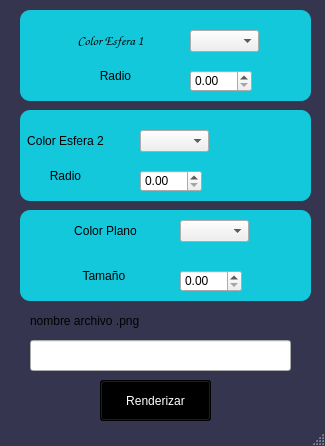
First picture: the form in Interfaz.ui, repository Shad0wCrow/GraficacionEsferas, before the edit.
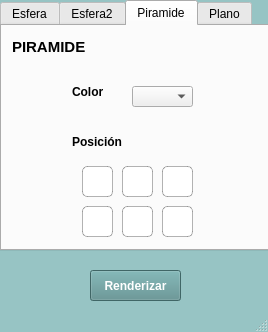
Second picture: the form after the edit. The open tabs and pages were chosen to show the change.

Commit message: Personalizacion de interfaz

```diff
--- a/Interfaz.ui
+++ b/Interfaz.ui
@@ -6,8 +6,8 @@
    <rect>
     <x>0</x>
     <y>0</y>
-    <width>325</width>
-    <height>446</height>
+    <width>268</width>
+    <height>332</height>
    </rect>
   </property>
   <property name="windowTitle">
@@ -15,29 +15,39 @@
   </property>
   <property name="styleSheet">
    <string notr="true">QMainWindow{
-background-color:rgb(53,53,79);
-}</string>
+	background: #97c4c4;
+	margin: 20px auto;
+	padding: 18px 20px;
+	width: 200px;
+	background-clip: padding-box;
+	border-bottom-color: #142647;
+	border-radius: 5px;
+}
+
+</string>
   </property>
   <widget class="QWidget" name="centralwidget">
    <widget class="QPushButton" name="boton_renderizar">
     <property name="geometry">
      <rect>
-      <x>100</x>
-      <y>380</y>
-      <width>111</width>
-      <height>41</height>
+      <x>90</x>
+      <y>270</y>
+      <width>91</width>
+      <height>31</height>
      </rect>
     </property>
+    <property name="font">
+     <font>
+      <weight>75</weight>
+      <bold>true</bold>
+     </font>
+    </property>
     <property name="styleSheet">
      <string notr="true">QPushButton{
-	color:white;
-	background-color:black
+	background:#5a8f8f;
+	color:#fff;
 }
-
-QPushButton:hover{
-	color:black;
-	background-color:white
-}</string>
+</string>
     </property>
     <property name="text">
      <string>Renderizar</string>
@@ -46,303 +56,932 @@
      <number>1</number>
     </property>
    </widget>
-   <widget class="QLabel" name="label">
+   <widget class="QTabWidget" name="tabWidget">
     <property name="geometry">
      <rect>
-      <x>60</x>
-      <y>20</y>
-      <width>101</width>
-      <height>41</height>
+      <x>0</x>
+      <y>0</y>
+      <width>271</width>
+      <height>251</height>
      </rect>
     </property>
-    <property name="font">
-     <font>
-      <family>Comic Sans MS</family>
-      <pointsize>10</pointsize>
-      <weight>75</weight>
-      <bold>true</bold>
-      <underline>false</underline>
-      <strikeout>false</strikeout>
-      <kerning>true</kerning>
-     </font>
+    <property name="sizePolicy">
+     <sizepolicy hsizetype="Expanding" vsizetype="Expanding">
+      <horstretch>5</horstretch>
+      <verstretch>0</verstretch>
+     </sizepolicy>
     </property>
-    <property name="contextMenuPolicy">
-     <enum>Qt::DefaultContextMenu</enum>
+    <property name="maximumSize">
+     <size>
+      <width>16777215</width>
+      <height>16777215</height>
+     </size>
     </property>
     <property name="styleSheet">
-     <string notr="true"/>
+     <string notr="true">QTabWidget::pane &gt; QWidget {
+    background-color: #97c4c4;
+
+}
+
+QTabWidget::pane {
+    background-color: #97c4c4;
+}
+
+</string>
     </property>
-    <property name="text">
-     <string>Color Esfera 1</string>
-    </property>
-    <property name="alignment">
-     <set>Qt::AlignCenter</set>
-    </property>
-    <property name="wordWrap">
-     <bool>false</bool>
-    </property>
-    <property name="margin">
+    <property name="currentIndex">
      <number>0</number>
     </property>
-    <property name="indent">
-     <number>-1</number>
-    </property>
-   </widget>
-   <widget class="QLabel" name="label_2">
-    <property name="geometry">
-     <rect>
-      <x>70</x>
-      <y>60</y>
-      <width>91</width>
-      <height>31</height>
-     </rect>
-    </property>
-    <property name="text">
-     <string>Radio</string>
-    </property>
-    <property name="alignment">
-     <set>Qt::AlignCenter</set>
-    </property>
-   </widget>
-   <widget class="QLabel" name="label_5">
-    <property name="geometry">
-     <rect>
-      <x>20</x>
-      <y>160</y>
-      <width>91</width>
-      <height>31</height>
-     </rect>
-    </property>
-    <property name="text">
-     <string>Radio</string>
-    </property>
-    <property name="alignment">
-     <set>Qt::AlignCenter</set>
-    </property>
-   </widget>
-   <widget class="QLabel" name="label_6">
-    <property name="geometry">
-     <rect>
-      <x>20</x>
-      <y>120</y>
-      <width>91</width>
-      <height>41</height>
-     </rect>
-    </property>
-    <property name="text">
-     <string>Color Esfera 2</string>
-    </property>
-    <property name="alignment">
-     <set>Qt::AlignCenter</set>
-    </property>
-   </widget>
-   <widget class="QLabel" name="label_8">
-    <property name="geometry">
-     <rect>
-      <x>60</x>
-      <y>260</y>
-      <width>91</width>
-      <height>31</height>
-     </rect>
-    </property>
-    <property name="text">
-     <string>Tamaño </string>
-    </property>
-    <property name="alignment">
-     <set>Qt::AlignCenter</set>
-    </property>
-   </widget>
-   <widget class="QLabel" name="label_9">
-    <property name="geometry">
-     <rect>
-      <x>60</x>
-      <y>210</y>
-      <width>91</width>
-      <height>41</height>
-     </rect>
-    </property>
-    <property name="text">
-     <string>Color Plano</string>
-    </property>
-    <property name="alignment">
-     <set>Qt::AlignCenter</set>
-    </property>
-   </widget>
-   <widget class="QComboBox" name="comboBox">
-    <property name="geometry">
-     <rect>
-      <x>190</x>
-      <y>30</y>
-      <width>69</width>
-      <height>22</height>
-     </rect>
-    </property>
-   </widget>
-   <widget class="QComboBox" name="comboBox_2">
-    <property name="geometry">
-     <rect>
-      <x>140</x>
-      <y>130</y>
-      <width>69</width>
-      <height>22</height>
-     </rect>
-    </property>
-   </widget>
-   <widget class="QComboBox" name="comboBox_3">
-    <property name="geometry">
-     <rect>
-      <x>180</x>
-      <y>220</y>
-      <width>69</width>
-      <height>22</height>
-     </rect>
-    </property>
-   </widget>
-   <widget class="QDoubleSpinBox" name="doubleSpinBox">
-    <property name="geometry">
-     <rect>
-      <x>190</x>
-      <y>70</y>
-      <width>62</width>
-      <height>22</height>
-     </rect>
-    </property>
-   </widget>
-   <widget class="QDoubleSpinBox" name="doubleSpinBox_2">
-    <property name="geometry">
-     <rect>
-      <x>140</x>
-      <y>170</y>
-      <width>62</width>
-      <height>22</height>
-     </rect>
-    </property>
-   </widget>
-   <widget class="QDoubleSpinBox" name="doubleSpinBox_3">
-    <property name="geometry">
-     <rect>
-      <x>180</x>
-      <y>270</y>
-      <width>62</width>
-      <height>22</height>
-     </rect>
-    </property>
-   </widget>
-   <widget class="QLabel" name="label_3">
-    <property name="geometry">
-     <rect>
-      <x>20</x>
-      <y>10</y>
-      <width>291</width>
-      <height>91</height>
-     </rect>
-    </property>
-    <property name="font">
-     <font>
-      <family>Niagara Engraved</family>
-     </font>
-    </property>
-    <property name="autoFillBackground">
-     <bool>false</bool>
-    </property>
-    <property name="styleSheet">
-     <string notr="true">QLabel{
-	background-color:rgb(20,200,220);
-	border-radius:10px;
-	color:rgb(0,0,0);
-	padding:5px 5px;
+    <widget class="QWidget" name="tab">
+     <attribute name="title">
+      <string>Esfera</string>
+     </attribute>
+     <widget class="QTextEdit" name="textEdit_7">
+      <property name="geometry">
+       <rect>
+        <x>80</x>
+        <y>190</y>
+        <width>31</width>
+        <height>31</height>
+       </rect>
+      </property>
+      <property name="sizePolicy">
+       <sizepolicy hsizetype="Expanding" vsizetype="Expanding">
+        <horstretch>0</horstretch>
+        <verstretch>0</verstretch>
+       </sizepolicy>
+      </property>
+      <property name="maximumSize">
+       <size>
+        <width>16777215</width>
+        <height>16777215</height>
+       </size>
+      </property>
+      <property name="styleSheet">
+       <string notr="true">QTextEdit{ 
+	background: #fff;
+	font-size: 13px;
+	color: #000;
+	border: 1px solid rgba(0,0,0,0.3);
+	border-radius: 5px;
 }</string>
-    </property>
-    <property name="text">
-     <string/>
-    </property>
-   </widget>
-   <widget class="QLabel" name="label_4">
-    <property name="geometry">
-     <rect>
-      <x>20</x>
-      <y>110</y>
-      <width>291</width>
-      <height>91</height>
-     </rect>
-    </property>
-    <property name="font">
-     <font>
-      <family>Niagara Engraved</family>
-     </font>
-    </property>
-    <property name="autoFillBackground">
-     <bool>false</bool>
-    </property>
-    <property name="styleSheet">
-     <string notr="true">QLabel{
-	background-color:rgb(20,200,220);
-	border-radius:10px;
-	color:rgb(0,0,0);
-	padding:5px 5px
-	
+      </property>
+      <property name="verticalScrollBarPolicy">
+       <enum>Qt::ScrollBarAlwaysOff</enum>
+      </property>
+      <property name="horizontalScrollBarPolicy">
+       <enum>Qt::ScrollBarAlwaysOff</enum>
+      </property>
+     </widget>
+     <widget class="QTextEdit" name="textEdit_8">
+      <property name="geometry">
+       <rect>
+        <x>160</x>
+        <y>190</y>
+        <width>31</width>
+        <height>31</height>
+       </rect>
+      </property>
+      <property name="styleSheet">
+       <string notr="true">QTextEdit{ 
+	background: #fff;
+	font-size: 13px;
+	color: #000;
+	border: 1px solid rgba(0,0,0,0.3);
+	border-radius: 5px;
 }</string>
-    </property>
-    <property name="text">
-     <string/>
-    </property>
-   </widget>
-   <widget class="QLabel" name="label_7">
-    <property name="geometry">
-     <rect>
-      <x>20</x>
-      <y>210</y>
-      <width>291</width>
-      <height>91</height>
-     </rect>
-    </property>
-    <property name="font">
-     <font>
-      <family>Niagara Engraved</family>
-     </font>
-    </property>
-    <property name="autoFillBackground">
-     <bool>false</bool>
-    </property>
-    <property name="styleSheet">
-     <string notr="true">QLabel{
-	background-color:rgb(20,200,220);
-	border-radius:10px;
-	color:rgb(0,0,0);
-	padding:5px 5px
-	
+      </property>
+      <property name="verticalScrollBarPolicy">
+       <enum>Qt::ScrollBarAlwaysOff</enum>
+      </property>
+      <property name="horizontalScrollBarPolicy">
+       <enum>Qt::ScrollBarAlwaysOff</enum>
+      </property>
+     </widget>
+     <widget class="QTextEdit" name="textEdit_9">
+      <property name="geometry">
+       <rect>
+        <x>120</x>
+        <y>190</y>
+        <width>31</width>
+        <height>31</height>
+       </rect>
+      </property>
+      <property name="styleSheet">
+       <string notr="true">QTextEdit{ 
+	background: #fff;
+	font-size: 13px;
+	color: #000;
+	border: 1px solid rgba(0,0,0,0.3);
+	border-radius: 5px;
 }</string>
-    </property>
-    <property name="text">
-     <string/>
-    </property>
+      </property>
+      <property name="verticalScrollBarPolicy">
+       <enum>Qt::ScrollBarAlwaysOff</enum>
+      </property>
+      <property name="horizontalScrollBarPolicy">
+       <enum>Qt::ScrollBarAlwaysOff</enum>
+      </property>
+     </widget>
+     <widget class="QLabel" name="label_3">
+      <property name="geometry">
+       <rect>
+        <x>10</x>
+        <y>0</y>
+        <width>61</width>
+        <height>41</height>
+       </rect>
+      </property>
+      <property name="font">
+       <font>
+        <pointsize>11</pointsize>
+        <weight>75</weight>
+        <bold>true</bold>
+       </font>
+      </property>
+      <property name="styleSheet">
+       <string notr="true">QLabel{
+	}</string>
+      </property>
+      <property name="text">
+       <string>ESFERA</string>
+      </property>
+     </widget>
+     <widget class="QLabel" name="label_7">
+      <property name="geometry">
+       <rect>
+        <x>70</x>
+        <y>150</y>
+        <width>61</width>
+        <height>31</height>
+       </rect>
+      </property>
+      <property name="font">
+       <font>
+        <weight>75</weight>
+        <bold>true</bold>
+       </font>
+      </property>
+      <property name="text">
+       <string>Posición</string>
+      </property>
+     </widget>
+     <widget class="QDoubleSpinBox" name="doubleSpinBox_4">
+      <property name="geometry">
+       <rect>
+        <x>130</x>
+        <y>110</y>
+        <width>62</width>
+        <height>21</height>
+       </rect>
+      </property>
+     </widget>
+     <widget class="QLabel" name="label_12">
+      <property name="geometry">
+       <rect>
+        <x>70</x>
+        <y>50</y>
+        <width>61</width>
+        <height>31</height>
+       </rect>
+      </property>
+      <property name="font">
+       <font>
+        <weight>75</weight>
+        <bold>true</bold>
+       </font>
+      </property>
+      <property name="text">
+       <string>Color</string>
+      </property>
+     </widget>
+     <widget class="QComboBox" name="comboBox_6">
+      <property name="geometry">
+       <rect>
+        <x>130</x>
+        <y>60</y>
+        <width>61</width>
+        <height>21</height>
+       </rect>
+      </property>
+     </widget>
+     <widget class="QLabel" name="label_14">
+      <property name="geometry">
+       <rect>
+        <x>70</x>
+        <y>100</y>
+        <width>51</width>
+        <height>31</height>
+       </rect>
+      </property>
+      <property name="font">
+       <font>
+        <weight>75</weight>
+        <bold>true</bold>
+       </font>
+      </property>
+      <property name="text">
+       <string>Radio</string>
+      </property>
+     </widget>
+    </widget>
+    <widget class="QWidget" name="tab_3">
+     <attribute name="title">
+      <string>Esfera2</string>
+     </attribute>
+     <widget class="QLabel" name="label_8">
+      <property name="geometry">
+       <rect>
+        <x>70</x>
+        <y>150</y>
+        <width>61</width>
+        <height>31</height>
+       </rect>
+      </property>
+      <property name="font">
+       <font>
+        <weight>75</weight>
+        <bold>true</bold>
+       </font>
+      </property>
+      <property name="text">
+       <string>Posición</string>
+      </property>
+     </widget>
+     <widget class="QDoubleSpinBox" name="doubleSpinBox_5">
+      <property name="geometry">
+       <rect>
+        <x>130</x>
+        <y>110</y>
+        <width>62</width>
+        <height>21</height>
+       </rect>
+      </property>
+     </widget>
+     <widget class="QTextEdit" name="textEdit_22">
+      <property name="geometry">
+       <rect>
+        <x>160</x>
+        <y>190</y>
+        <width>31</width>
+        <height>31</height>
+       </rect>
+      </property>
+      <property name="styleSheet">
+       <string notr="true">QTextEdit{ 
+	background: #fff;
+	font-size: 13px;
+	color: #000;
+	border: 1px solid rgba(0,0,0,0.3);
+	border-radius: 5px;
+}</string>
+      </property>
+      <property name="verticalScrollBarPolicy">
+       <enum>Qt::ScrollBarAlwaysOff</enum>
+      </property>
+      <property name="horizontalScrollBarPolicy">
+       <enum>Qt::ScrollBarAlwaysOff</enum>
+      </property>
+     </widget>
+     <widget class="QLabel" name="label_6">
+      <property name="geometry">
+       <rect>
+        <x>10</x>
+        <y>0</y>
+        <width>71</width>
+        <height>41</height>
+       </rect>
+      </property>
+      <property name="font">
+       <font>
+        <pointsize>11</pointsize>
+        <weight>75</weight>
+        <bold>true</bold>
+       </font>
+      </property>
+      <property name="styleSheet">
+       <string notr="true">QLabel{
+	}</string>
+      </property>
+      <property name="text">
+       <string>ESFERA 2</string>
+      </property>
+     </widget>
+     <widget class="QTextEdit" name="textEdit_23">
+      <property name="geometry">
+       <rect>
+        <x>120</x>
+        <y>190</y>
+        <width>31</width>
+        <height>31</height>
+       </rect>
+      </property>
+      <property name="styleSheet">
+       <string notr="true">QTextEdit{ 
+	background: #fff;
+	font-size: 13px;
+	color: #000;
+	border: 1px solid rgba(0,0,0,0.3);
+	border-radius: 5px;
+}</string>
+      </property>
+      <property name="verticalScrollBarPolicy">
+       <enum>Qt::ScrollBarAlwaysOff</enum>
+      </property>
+      <property name="horizontalScrollBarPolicy">
+       <enum>Qt::ScrollBarAlwaysOff</enum>
+      </property>
+     </widget>
+     <widget class="QLabel" name="label_15">
+      <property name="geometry">
+       <rect>
+        <x>70</x>
+        <y>100</y>
+        <width>51</width>
+        <height>31</height>
+       </rect>
+      </property>
+      <property name="font">
+       <font>
+        <weight>75</weight>
+        <bold>true</bold>
+       </font>
+      </property>
+      <property name="text">
+       <string>Radio</string>
+      </property>
+     </widget>
+     <widget class="QTextEdit" name="textEdit_24">
+      <property name="geometry">
+       <rect>
+        <x>80</x>
+        <y>190</y>
+        <width>31</width>
+        <height>31</height>
+       </rect>
+      </property>
+      <property name="sizePolicy">
+       <sizepolicy hsizetype="Expanding" vsizetype="Expanding">
+        <horstretch>0</horstretch>
+        <verstretch>0</verstretch>
+       </sizepolicy>
+      </property>
+      <property name="maximumSize">
+       <size>
+        <width>16777215</width>
+        <height>16777215</height>
+       </size>
+      </property>
+      <property name="styleSheet">
+       <string notr="true">QTextEdit{ 
+	background: #fff;
+	font-size: 13px;
+	color: #000;
+	border: 1px solid rgba(0,0,0,0.3);
+	border-radius: 5px;
+}</string>
+      </property>
+      <property name="verticalScrollBarPolicy">
+       <enum>Qt::ScrollBarAlwaysOff</enum>
+      </property>
+      <property name="horizontalScrollBarPolicy">
+       <enum>Qt::ScrollBarAlwaysOff</enum>
+      </property>
+     </widget>
+     <widget class="QComboBox" name="comboBox_7">
+      <property name="geometry">
+       <rect>
+        <x>130</x>
+        <y>60</y>
+        <width>61</width>
+        <height>21</height>
+       </rect>
+      </property>
+     </widget>
+     <widget class="QLabel" name="label_16">
+      <property name="geometry">
+       <rect>
+        <x>70</x>
+        <y>50</y>
+        <width>61</width>
+        <height>31</height>
+       </rect>
+      </property>
+      <property name="font">
+       <font>
+        <weight>75</weight>
+        <bold>true</bold>
+       </font>
+      </property>
+      <property name="text">
+       <string>Color</string>
+      </property>
+     </widget>
+    </widget>
+    <widget class="QWidget" name="tab_2">
+     <attribute name="title">
+      <string>Piramide</string>
+     </attribute>
+     <widget class="QLabel" name="label_13">
+      <property name="geometry">
+       <rect>
+        <x>70</x>
+        <y>50</y>
+        <width>61</width>
+        <height>31</height>
+       </rect>
+      </property>
+      <property name="font">
+       <font>
+        <weight>75</weight>
+        <bold>true</bold>
+       </font>
+      </property>
+      <property name="text">
+       <string>Color</string>
+      </property>
+     </widget>
+     <widget class="QLabel" name="label_4">
+      <property name="geometry">
+       <rect>
+        <x>10</x>
+        <y>0</y>
+        <width>81</width>
+        <height>41</height>
+       </rect>
+      </property>
+      <property name="font">
+       <font>
+        <pointsize>11</pointsize>
+        <weight>75</weight>
+        <bold>true</bold>
+       </font>
+      </property>
+      <property name="styleSheet">
+       <string notr="true">QLabel{
+	}</string>
+      </property>
+      <property name="text">
+       <string>PIRAMIDE</string>
+      </property>
+     </widget>
+     <widget class="QTextEdit" name="textEdit_12">
+      <property name="geometry">
+       <rect>
+        <x>80</x>
+        <y>140</y>
+        <width>31</width>
+        <height>31</height>
+       </rect>
+      </property>
+      <property name="sizePolicy">
+       <sizepolicy hsizetype="Expanding" vsizetype="Expanding">
+        <horstretch>0</horstretch>
+        <verstretch>0</verstretch>
+       </sizepolicy>
+      </property>
+      <property name="maximumSize">
+       <size>
+        <width>16777215</width>
+        <height>16777215</height>
+       </size>
+      </property>
+      <property name="styleSheet">
+       <string notr="true">QTextEdit{ 
+	background: #fff;
+	font-size: 13px;
+	color: #000;
+	border: 1px solid rgba(0,0,0,0.3);
+	border-radius: 5px;
+}</string>
+      </property>
+      <property name="verticalScrollBarPolicy">
+       <enum>Qt::ScrollBarAlwaysOff</enum>
+      </property>
+      <property name="horizontalScrollBarPolicy">
+       <enum>Qt::ScrollBarAlwaysOff</enum>
+      </property>
+     </widget>
+     <widget class="QTextEdit" name="textEdit_11">
+      <property name="geometry">
+       <rect>
+        <x>120</x>
+        <y>140</y>
+        <width>31</width>
+        <height>31</height>
+       </rect>
+      </property>
+      <property name="styleSheet">
+       <string notr="true">QTextEdit{ 
+	background: #fff;
+	font-size: 13px;
+	color: #000;
+	border: 1px solid rgba(0,0,0,0.3);
+	border-radius: 5px;
+}</string>
+      </property>
+      <property name="verticalScrollBarPolicy">
+       <enum>Qt::ScrollBarAlwaysOff</enum>
+      </property>
+      <property name="horizontalScrollBarPolicy">
+       <enum>Qt::ScrollBarAlwaysOff</enum>
+      </property>
+     </widget>
+     <widget class="QComboBox" name="comboBox_8">
+      <property name="geometry">
+       <rect>
+        <x>130</x>
+        <y>60</y>
+        <width>61</width>
+        <height>21</height>
+       </rect>
+      </property>
+     </widget>
+     <widget class="QTextEdit" name="textEdit_10">
+      <property name="geometry">
+       <rect>
+        <x>160</x>
+        <y>140</y>
+        <width>31</width>
+        <height>31</height>
+       </rect>
+      </property>
+      <property name="styleSheet">
+       <string notr="true">QTextEdit{ 
+	background: #fff;
+	font-size: 13px;
+	color: #000;
+	border: 1px solid rgba(0,0,0,0.3);
+	border-radius: 5px;
+}</string>
+      </property>
+      <property name="verticalScrollBarPolicy">
+       <enum>Qt::ScrollBarAlwaysOff</enum>
+      </property>
+      <property name="horizontalScrollBarPolicy">
+       <enum>Qt::ScrollBarAlwaysOff</enum>
+      </property>
+     </widget>
+     <widget class="QLabel" name="label_9">
+      <property name="geometry">
+       <rect>
+        <x>70</x>
+        <y>100</y>
+        <width>61</width>
+        <height>31</height>
+       </rect>
+      </property>
+      <property name="font">
+       <font>
+        <weight>75</weight>
+        <bold>true</bold>
+       </font>
+      </property>
+      <property name="text">
+       <string>Posición</string>
+      </property>
+     </widget>
+     <widget class="QTextEdit" name="textEdit_16">
+      <property name="geometry">
+       <rect>
+        <x>80</x>
+        <y>180</y>
+        <width>31</width>
+        <height>31</height>
+       </rect>
+      </property>
+      <property name="sizePolicy">
+       <sizepolicy hsizetype="Expanding" vsizetype="Expanding">
+        <horstretch>0</horstretch>
+        <verstretch>0</verstretch>
+       </sizepolicy>
+      </property>
+      <property name="maximumSize">
+       <size>
+        <width>16777215</width>
+        <height>16777215</height>
+       </size>
+      </property>
+      <property name="styleSheet">
+       <string notr="true">QTextEdit{ 
+	background: #fff;
+	font-size: 13px;
+	color: #000;
+	border: 1px solid rgba(0,0,0,0.3);
+	border-radius: 5px;
+}</string>
+      </property>
+      <property name="verticalScrollBarPolicy">
+       <enum>Qt::ScrollBarAlwaysOff</enum>
+      </property>
+      <property name="horizontalScrollBarPolicy">
+       <enum>Qt::ScrollBarAlwaysOff</enum>
+      </property>
+     </widget>
+     <widget class="QTextEdit" name="textEdit_17">
+      <property name="geometry">
+       <rect>
+        <x>120</x>
+        <y>180</y>
+        <width>31</width>
+        <height>31</height>
+       </rect>
+      </property>
+      <property name="styleSheet">
+       <string notr="true">QTextEdit{ 
+	background: #fff;
+	font-size: 13px;
+	color: #000;
+	border: 1px solid rgba(0,0,0,0.3);
+	border-radius: 5px;
+}</string>
+      </property>
+      <property name="verticalScrollBarPolicy">
+       <enum>Qt::ScrollBarAlwaysOff</enum>
+      </property>
+      <property name="horizontalScrollBarPolicy">
+       <enum>Qt::ScrollBarAlwaysOff</enum>
+      </property>
+     </widget>
+     <widget class="QTextEdit" name="textEdit_18">
+      <property name="geometry">
+       <rect>
+        <x>160</x>
+        <y>180</y>
+        <width>31</width>
+        <height>31</height>
+       </rect>
+      </property>
+      <property name="styleSheet">
+       <string notr="true">QTextEdit{ 
+	background: #fff;
+	font-size: 13px;
+	color: #000;
+	border: 1px solid rgba(0,0,0,0.3);
+	border-radius: 5px;
+}</string>
+      </property>
+      <property name="verticalScrollBarPolicy">
+       <enum>Qt::ScrollBarAlwaysOff</enum>
+      </property>
+      <property name="horizontalScrollBarPolicy">
+       <enum>Qt::ScrollBarAlwaysOff</enum>
+      </property>
+     </widget>
+    </widget>
+    <widget class="QWidget" name="tab_4">
+     <attribute name="title">
+      <string>Plano</string>
+     </attribute>
+     <widget class="QLabel" name="label_5">
+      <property name="geometry">
+       <rect>
+        <x>10</x>
+        <y>0</y>
+        <width>81</width>
+        <height>41</height>
+       </rect>
+      </property>
+      <property name="font">
+       <font>
+        <pointsize>11</pointsize>
+        <weight>75</weight>
+        <bold>true</bold>
+       </font>
+      </property>
+      <property name="styleSheet">
+       <string notr="true">QLabel{
+	}</string>
+      </property>
+      <property name="text">
+       <string>PLANO</string>
+      </property>
+     </widget>
+     <widget class="QTextEdit" name="textEdit_13">
+      <property name="geometry">
+       <rect>
+        <x>80</x>
+        <y>140</y>
+        <width>31</width>
+        <height>31</height>
+       </rect>
+      </property>
+      <property name="sizePolicy">
+       <sizepolicy hsizetype="Expanding" vsizetype="Expanding">
+        <horstretch>0</horstretch>
+        <verstretch>0</verstretch>
+       </sizepolicy>
+      </property>
+      <property name="maximumSize">
+       <size>
+        <width>16777215</width>
+        <height>16777215</height>
+       </size>
+      </property>
+      <property name="styleSheet">
+       <string notr="true">QTextEdit{ 
+	background: #fff;
+	font-size: 13px;
+	color: #000;
+	border: 1px solid rgba(0,0,0,0.3);
+	border-radius: 5px;
+}</string>
+      </property>
+      <property name="verticalScrollBarPolicy">
+       <enum>Qt::ScrollBarAlwaysOff</enum>
+      </property>
+      <property name="horizontalScrollBarPolicy">
+       <enum>Qt::ScrollBarAlwaysOff</enum>
+      </property>
+     </widget>
+     <widget class="QTextEdit" name="textEdit_19">
+      <property name="geometry">
+       <rect>
+        <x>80</x>
+        <y>180</y>
+        <width>31</width>
+        <height>31</height>
+       </rect>
+      </property>
+      <property name="sizePolicy">
+       <sizepolicy hsizetype="Expanding" vsizetype="Expanding">
+        <horstretch>0</horstretch>
+        <verstretch>0</verstretch>
+       </sizepolicy>
+      </property>
+      <property name="maximumSize">
+       <size>
+        <width>16777215</width>
+        <height>16777215</height>
+       </size>
+      </property>
+      <property name="styleSheet">
+       <string notr="true">QTextEdit{ 
+	background: #fff;
+	font-size: 13px;
+	color: #000;
+	border: 1px solid rgba(0,0,0,0.3);
+	border-radius: 5px;
+}</string>
+      </property>
+      <property name="verticalScrollBarPolicy">
+       <enum>Qt::ScrollBarAlwaysOff</enum>
+      </property>
+      <property name="horizontalScrollBarPolicy">
+       <enum>Qt::ScrollBarAlwaysOff</enum>
+      </property>
+     </widget>
+     <widget class="QTextEdit" name="textEdit_20">
+      <property name="geometry">
+       <rect>
+        <x>120</x>
+        <y>180</y>
+        <width>31</width>
+        <height>31</height>
+       </rect>
+      </property>
+      <property name="styleSheet">
+       <string notr="true">QTextEdit{ 
+	background: #fff;
+	font-size: 13px;
+	color: #000;
+	border: 1px solid rgba(0,0,0,0.3);
+	border-radius: 5px;
+}</string>
+      </property>
+      <property name="verticalScrollBarPolicy">
+       <enum>Qt::ScrollBarAlwaysOff</enum>
+      </property>
+      <property name="horizontalScrollBarPolicy">
+       <enum>Qt::ScrollBarAlwaysOff</enum>
+      </property>
+     </widget>
+     <widget class="QTextEdit" name="textEdit_14">
+      <property name="geometry">
+       <rect>
+        <x>120</x>
+        <y>140</y>
+        <width>31</width>
+        <height>31</height>
+       </rect>
+      </property>
+      <property name="styleSheet">
+       <string notr="true">QTextEdit{ 
+	background: #fff;
+	font-size: 13px;
+	color: #000;
+	border: 1px solid rgba(0,0,0,0.3);
+	border-radius: 5px;
+}</string>
+      </property>
+      <property name="verticalScrollBarPolicy">
+       <enum>Qt::ScrollBarAlwaysOff</enum>
+      </property>
+      <property name="horizontalScrollBarPolicy">
+       <enum>Qt::ScrollBarAlwaysOff</enum>
+      </property>
+     </widget>
+     <widget class="QComboBox" name="comboBox_9">
+      <property name="geometry">
+       <rect>
+        <x>130</x>
+        <y>60</y>
+        <width>61</width>
+        <height>21</height>
+       </rect>
+      </property>
+     </widget>
+     <widget class="QLabel" name="label_17">
+      <property name="geometry">
+       <rect>
+        <x>70</x>
+        <y>50</y>
+        <width>61</width>
+        <height>31</height>
+       </rect>
+      </property>
+      <property name="font">
+       <font>
+        <weight>75</weight>
+        <bold>true</bold>
+       </font>
+      </property>
+      <property name="text">
+       <string>Color</string>
+      </property>
+     </widget>
+     <widget class="QTextEdit" name="textEdit_15">
+      <property name="geometry">
+       <rect>
+        <x>160</x>
+        <y>140</y>
+        <width>31</width>
+        <height>31</height>
+       </rect>
+      </property>
+      <property name="styleSheet">
+       <string notr="true">QTextEdit{ 
+	background: #fff;
+	font-size: 13px;
+	color: #000;
+	border: 1px solid rgba(0,0,0,0.3);
+	border-radius: 5px;
+}</string>
+      </property>
+      <property name="verticalScrollBarPolicy">
+       <enum>Qt::ScrollBarAlwaysOff</enum>
+      </property>
+      <property name="horizontalScrollBarPolicy">
+       <enum>Qt::ScrollBarAlwaysOff</enum>
+      </property>
+     </widget>
+     <widget class="QLabel" name="label_10">
+      <property name="geometry">
+       <rect>
+        <x>70</x>
+        <y>100</y>
+        <width>61</width>
+        <height>31</height>
+       </rect>
+      </property>
+      <property name="font">
+       <font>
+        <weight>75</weight>
+        <bold>true</bold>
+       </font>
+      </property>
+      <property name="text">
+       <string>Posición</string>
+      </property>
+     </widget>
+     <widget class="QTextEdit" name="textEdit_21">
+      <property name="geometry">
+       <rect>
+        <x>160</x>
+        <y>180</y>
+        <width>31</width>
+        <height>31</height>
+       </rect>
+      </property>
+      <property name="styleSheet">
+       <string notr="true">QTextEdit{ 
+	background: #fff;
+	font-size: 13px;
+	color: #000;
+	border: 1px solid rgba(0,0,0,0.3);
+	border-radius: 5px;
+}</string>
+      </property>
+      <property name="verticalScrollBarPolicy">
+       <enum>Qt::ScrollBarAlwaysOff</enum>
+      </property>
+      <property name="horizontalScrollBarPolicy">
+       <enum>Qt::ScrollBarAlwaysOff</enum>
+      </property>
+     </widget>
+    </widget>
    </widget>
-   <widget class="QLineEdit" name="lineEdit">
-    <property name="geometry">
-     <rect>
-      <x>30</x>
-      <y>340</y>
-      <width>261</width>
-      <height>31</height>
-     </rect>
-    </property>
-   </widget>
-   <widget class="QLabel" name="label_10">
-    <property name="geometry">
-     <rect>
-      <x>30</x>
-      <y>310</y>
-      <width>111</width>
-      <height>21</height>
-     </rect>
-    </property>
-    <property name="text">
-     <string>nombre archivo .png</string>
-    </property>
-   </widget>
-   <zorder>label_7</zorder>
-   <zorder>label_4</zorder>
-   <zorder>label_3</zorder>
+   <zorder>tabWidget</zorder>
    <zorder>boton_renderizar</zorder>
    <zorder>label</zorder>
    <zorder>label_2</zorder>
```
Left out of the diff: 16 changed lines with no effect on the pictures.
